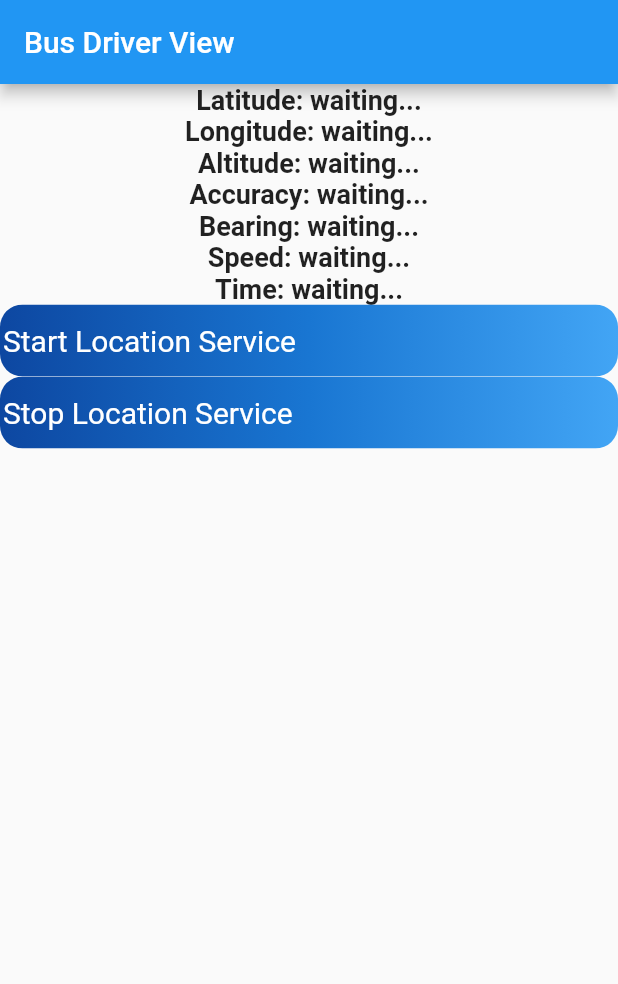
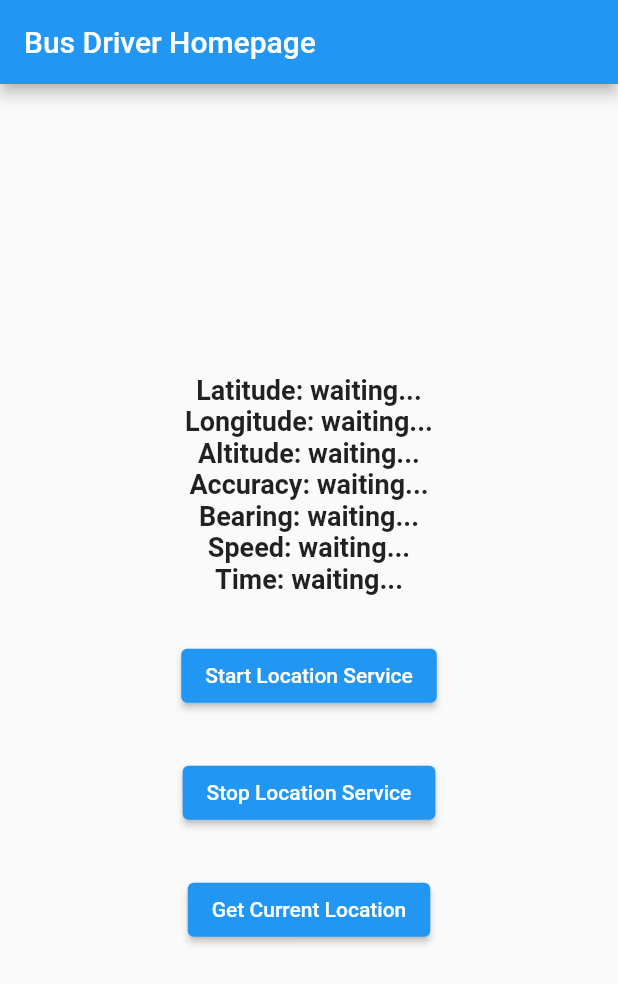
Before and after one commit to geoBusV1/geoBusApp, a Flutter app: the screen it shows after launch, after a tap on "Login as a bus driver", on a phone screen of 412 x 824 dp. Shown: the top 984 px of the screen. Run offline on Flutter 3.47's test engine with Material 2 defaults, Android fonts, the phone set to English and light mode, and no system bars; missing offline and left inert: background_location.

Commit message:
fixed bus driver side button UI issue

```diff
--- a/lib/busLocationBusDriverView.dart
+++ b/lib/busLocationBusDriverView.dart
@@ -36,10 +36,11 @@ class _BusLocationBusDriverViewState extends State<BusLocationBusDriverView> {
     return MaterialApp(
       home: Scaffold(
         appBar: AppBar(
-          title: const Text('Bus Driver View'),
+          title: const Text('Bus Driver Homepage'),
         ),
         body: Center(
-          child: ListView(
+          child: Column(
+            mainAxisSize: MainAxisSize.min,
           children: <Widget>[
               locationData('Latitude: ' + latitude),
               locationData('Longitude: ' + longitude),
@@ -48,29 +49,8 @@ class _BusLocationBusDriverViewState extends State<BusLocationBusDriverView> {
               locationData('Bearing: ' + bearing),
               locationData('Speed: ' + speed),
               locationData('Time: ' + time),
-              ClipRRect(
-                borderRadius: BorderRadius.circular(15),
-                child: Stack(
-                  children: <Widget>[
-                    Positioned.fill(
-                      child: Container(
-                        decoration: const BoxDecoration(
-                          gradient: LinearGradient(
-                            colors: <Color>[
-                              Color(0xFF0D47A1),
-                              Color(0xFF1976D2),
-                              Color(0xFF42A5F5),
-                            ],
-                          ),
-                        ),
-                      ),
-                    ),
-                    TextButton(
-                      style: TextButton.styleFrom(
-                        padding: const EdgeInsets.all(2.0),
-                        primary: Colors.white,
-                        textStyle: const TextStyle(fontSize: 20),
-                      ),
+              const SizedBox(height: 30),
+              ElevatedButton(
                   onPressed: () async {
                     await BackgroundLocation.setAndroidNotification(
                       title: 'Background service is running',
@@ -93,8 +73,7 @@ class _BusLocationBusDriverViewState extends State<BusLocationBusDriverView> {
                             .toString();
                       });
 
-                          fetchAlbum(
-                              "?latitude=$latitude&longitude=$longitude");
+                      fetchAlbum("?latitude=$latitude&longitude=$longitude");
 
                       /*print('''\n
                         Latitude:  $latitude
@@ -107,45 +86,22 @@ class _BusLocationBusDriverViewState extends State<BusLocationBusDriverView> {
                       ''');*/
                     });
                   },
-                      child: const Text('Start Location Service'),
-                    ),
-                  ],
-                ),
-              ),
-              ClipRRect(
-                borderRadius: BorderRadius.circular(15),
-                child: Stack(
-                  children: <Widget>[
-                    Positioned.fill(
-                      child: Container(
-                        decoration: const BoxDecoration(
-                          gradient: LinearGradient(
-                            colors: <Color>[
-                              Color(0xFF0D47A1),
-                              Color(0xFF1976D2),
-                              Color(0xFF42A5F5),
-                            ],
-                          ),
-                        ),
-                      ),
-                    ),
-                    TextButton(
-                      style: TextButton.styleFrom(
-                        padding: const EdgeInsets.all(2.0),
-                        primary: Colors.white,
-                        textStyle: const TextStyle(fontSize: 20),
-                      ),
+                  child: Text('Start Location Service')),
+              const SizedBox(height: 30),
+              ElevatedButton(
                   onPressed: () {
                     BackgroundLocation.stopLocationService();
                   },
-                      child: const Text('Stop Location Service'),
-                    ),
+                  child: Text('Stop Location Service')),
+              const SizedBox(height: 30),
+              ElevatedButton(
+                  onPressed: () {
+                    getCurrentLocation();
+                  },
+                  child: Text('Get Current Location')),
             ],
         ),
-              ),
-            ],
-          ),
-        ),
+        )
       ),
     );
   }
--- a/lib/loginPage.dart
+++ b/lib/loginPage.dart
@@ -13,69 +13,17 @@ class LoginPage extends StatelessWidget {
         child: Column(
           mainAxisSize: MainAxisSize.min,
           children: <Widget>[
-            ClipRRect(
-              borderRadius: BorderRadius.circular(15),
-              child: Stack(
-                children: <Widget>[
-                  Positioned.fill(
-                    child: Container(
-                      decoration: const BoxDecoration(
-                        gradient: LinearGradient(
-                          colors: <Color>[
-                            Color(0xFF0D47A1),
-                            Color(0xFF1976D2),
-                            Color(0xFF42A5F5),
-                          ],
-                        ),
-                      ),
-                    ),
-                  ),
-                  TextButton(
-                    style: TextButton.styleFrom(
-                      padding: const EdgeInsets.all(16.0),
-                      primary: Colors.white,
-                      textStyle: const TextStyle(fontSize: 20),
-                    ),
+            ElevatedButton(
                 onPressed: () {
                   Navigator.of(context).pushNamed('/BusLocationBusDriverView');
                 },
-                    child: const Text('Login as a bus driver'),
-                  ),
-                ],
-              ),
-            ),
+                child: Text('Login as a bus driver')),
             const SizedBox(height: 30),
-            ClipRRect(
-              borderRadius: BorderRadius.circular(15),
-              child: Stack(
-                children: <Widget>[
-                  Positioned.fill(
-                    child: Container(
-                      decoration: const BoxDecoration(
-                        gradient: LinearGradient(
-                          colors: <Color>[
-                            Color(0xFF0D47A1),
-                            Color(0xFF1976D2),
-                            Color(0xFF42A5F5),
-                          ],
-                        ),
-                      ),
-                    ),
-                  ),
-                  TextButton(
-                    style: TextButton.styleFrom(
-                      padding: const EdgeInsets.all(16.0),
-                      primary: Colors.white,
-                      textStyle: const TextStyle(fontSize: 20),
-                    ),
+            ElevatedButton(
                 onPressed: () {
                   Navigator.of(context).pushNamed('/BusLocationStudentView');
                 },
-                    child: const Text('Login as a student'),
-                  ),
-                ],
-              ),
-            ),
+                child: Text('Login as a student')),
           ],
         ),
       ),
```
Lines whose indentation alone changed are shown as unchanged.
